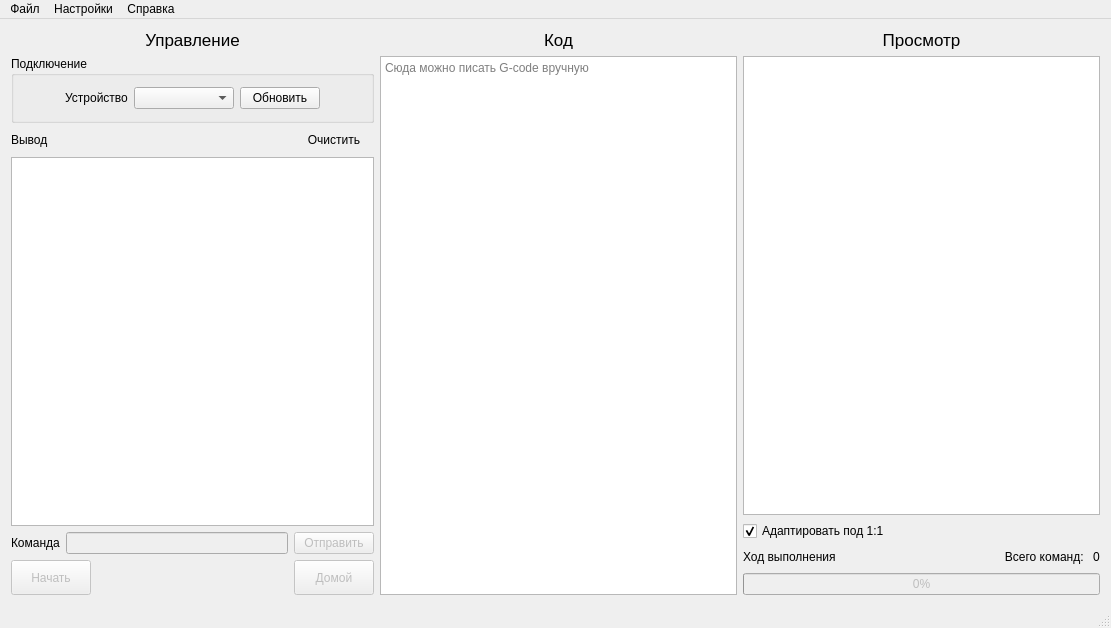
The window that ui/mainwindow.ui (vladislick/CNCRun) describes before a commit, drawn with Qt 5.
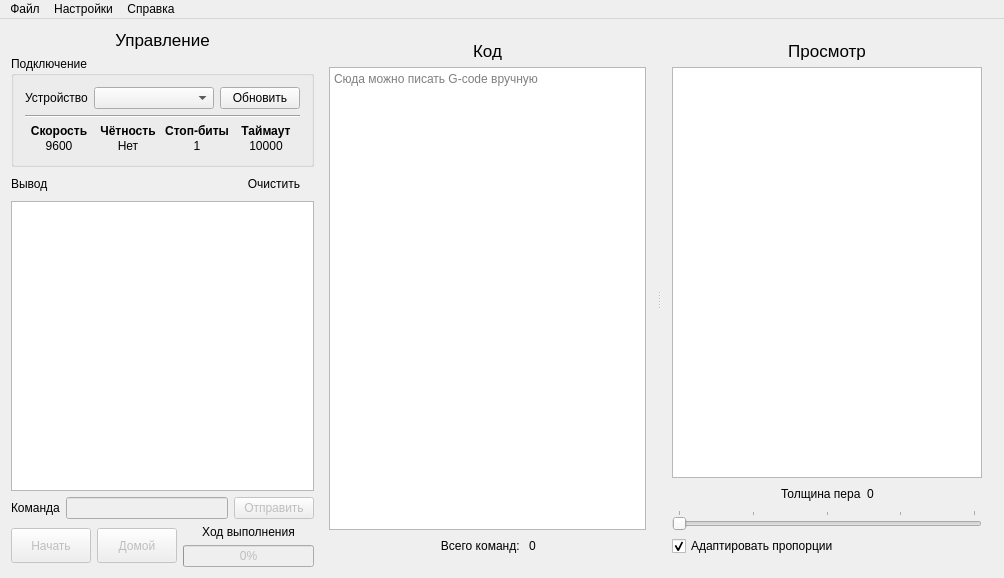
The same window after the commit. Icons and pictures are not drawn.

```diff
--- a/ui/mainwindow.ui
+++ b/ui/mainwindow.ui
@@ -6,14 +6,14 @@
    <rect>
     <x>0</x>
     <y>0</y>
-    <width>1111</width>
-    <height>628</height>
+    <width>1004</width>
+    <height>578</height>
    </rect>
   </property>
   <property name="minimumSize">
    <size>
-    <width>0</width>
-    <height>450</height>
+    <width>750</width>
+    <height>520</height>
    </size>
   </property>
   <property name="windowTitle">
@@ -24,12 +24,12 @@
     <normaloff>../../build-CNCRun-Desktop_Qt_5_9_5_GCC_64bit-Release/cncrun.png</normaloff>../../build-CNCRun-Desktop_Qt_5_9_5_GCC_64bit-Release/cncrun.png</iconset>
   </property>
   <widget class="QWidget" name="centralWidget">
-   <layout class="QHBoxLayout" name="horizontalLayout_3">
+   <layout class="QHBoxLayout" name="horizontalLayout_7" stretch="1,3">
+    <property name="spacing">
+     <number>4</number>
+    </property>
     <item>
      <layout class="QVBoxLayout" name="verticalLayout">
-      <property name="sizeConstraint">
-       <enum>QLayout::SetMaximumSize</enum>
-      </property>
       <item>
        <widget class="QLabel" name="label_9">
         <property name="font">
@@ -47,12 +47,24 @@
       </item>
       <item>
        <widget class="QGroupBox" name="groupBox">
+        <property name="minimumSize">
+         <size>
+          <width>0</width>
+          <height>60</height>
+         </size>
+        </property>
+        <property name="maximumSize">
+         <size>
+          <width>16777215</width>
+          <height>16777215</height>
+         </size>
+        </property>
         <property name="title">
          <string>Подключение</string>
         </property>
-        <layout class="QVBoxLayout" name="verticalLayout_2">
+        <layout class="QVBoxLayout" name="verticalLayout_6">
          <item>
-          <layout class="QHBoxLayout" name="horizontalLayout">
+          <layout class="QHBoxLayout" name="horizontalLayout_5">
            <item>
             <spacer name="horizontalSpacer_2">
              <property name="orientation">
@@ -60,8 +72,8 @@
              </property>
              <property name="sizeHint" stdset="0">
               <size>
-               <width>40</width>
-               <height>20</height>
+               <width>306</width>
+               <height>21</height>
               </size>
              </property>
             </spacer>
@@ -83,9 +95,15 @@
            </item>
            <item>
             <widget class="QComboBox" name="comboBox">
+             <property name="sizePolicy">
+              <sizepolicy hsizetype="Preferred" vsizetype="Preferred">
+               <horstretch>0</horstretch>
+               <verstretch>0</verstretch>
+              </sizepolicy>
+             </property>
              <property name="minimumSize">
               <size>
-               <width>100</width>
+               <width>120</width>
                <height>0</height>
               </size>
              </property>
@@ -105,19 +123,137 @@
              </property>
              <property name="sizeHint" stdset="0">
               <size>
-               <width>40</width>
-               <height>20</height>
+               <width>306</width>
+               <height>21</height>
               </size>
              </property>
             </spacer>
            </item>
           </layout>
          </item>
-        </layout>
+         <item>
+          <widget class="Line" name="line">
+           <property name="orientation">
+            <enum>Qt::Horizontal</enum>
+           </property>
+          </widget>
+         </item>
+         <item>
+          <layout class="QGridLayout" name="gridLayout" rowstretch="0,0">
+           <property name="spacing">
+            <number>1</number>
+           </property>
+           <item row="1" column="0">
+            <widget class="QLabel" name="label_12">
+             <property name="text">
+              <string>9600</string>
+             </property>
+             <property name="alignment">
+              <set>Qt::AlignCenter</set>
+             </property>
+            </widget>
+           </item>
+           <item row="0" column="1">
+            <widget class="QLabel" name="label_14">
+             <property name="font">
+              <font>
+               <weight>75</weight>
+               <bold>true</bold>
+              </font>
+             </property>
+             <property name="text">
+              <string>Чётность</string>
+             </property>
+             <property name="alignment">
+              <set>Qt::AlignCenter</set>
+             </property>
+            </widget>
+           </item>
+           <item row="1" column="3">
+            <widget class="QLabel" name="label_19">
+             <property name="text">
+              <string>10000</string>
+             </property>
+             <property name="alignment">
+              <set>Qt::AlignCenter</set>
+             </property>
+            </widget>
+           </item>
+           <item row="1" column="1">
+            <widget class="QLabel" name="label_15">
+             <property name="text">
+              <string>Нет</string>
+             </property>
+             <property name="alignment">
+              <set>Qt::AlignCenter</set>
+             </property>
+            </widget>
+           </item>
+           <item row="0" column="3">
+            <widget class="QLabel" name="label_18">
+             <property name="font">
+              <font>
+               <weight>75</weight>
+               <bold>true</bold>
+              </font>
+             </property>
+             <property name="text">
+              <string>Таймаут</string>
+             </property>
+             <property name="alignment">
+              <set>Qt::AlignCenter</set>
+             </property>
+            </widget>
+           </item>
+           <item row="1" column="2">
+            <widget class="QLabel" name="label_17">
+             <property name="text">
+              <string>1</string>
+             </property>
+             <property name="alignment">
+              <set>Qt::AlignCenter</set>
+             </property>
+            </widget>
+           </item>
+           <item row="0" column="2">
+            <widget class="QLabel" name="label_16">
+             <property name="font">
+              <font>
+               <weight>75</weight>
+               <bold>true</bold>
+              </font>
+             </property>
+             <property name="text">
+              <string>Стоп-биты</string>
+             </property>
+             <property name="alignment">
+              <set>Qt::AlignCenter</set>
+             </property>
+            </widget>
+           </item>
+           <item row="0" column="0">
+            <widget class="QLabel" name="label_13">
+             <property name="font">
+              <font>
+               <weight>75</weight>
+               <bold>true</bold>
+              </font>
+             </property>
+             <property name="text">
+              <string>Скорость</string>
+             </property>
+             <property name="alignment">
+              <set>Qt::AlignCenter</set>
+             </property>
+            </widget>
+           </item>
+          </layout>
+         </item>
+        </layout>
        </widget>
       </item>
       <item>
-       <layout class="QHBoxLayout" name="horizontalLayout_5">
+       <layout class="QHBoxLayout" name="horizontalLayout">
         <item>
          <widget class="QLabel" name="label_3">
           <property name="text">
@@ -152,10 +288,16 @@
       </item>
       <item>
        <widget class="QTextEdit" name="console">
+        <property name="sizePolicy">
+         <sizepolicy hsizetype="Preferred" vsizetype="Expanding">
+          <horstretch>0</horstretch>
+          <verstretch>0</verstretch>
+         </sizepolicy>
+        </property>
         <property name="minimumSize">
          <size>
-          <width>250</width>
-          <height>0</height>
+          <width>200</width>
+          <height>150</height>
          </size>
         </property>
         <property name="maximumSize">
@@ -183,7 +325,7 @@
        </widget>
       </item>
       <item>
-       <layout class="QHBoxLayout" name="horizontalLayout_4">
+       <layout class="QHBoxLayout" name="horizontalLayout_2">
         <item>
          <widget class="QLabel" name="label">
           <property name="text">
@@ -220,7 +362,7 @@
        </layout>
       </item>
       <item>
-       <layout class="QHBoxLayout" name="horizontalLayout_2">
+       <layout class="QHBoxLayout" name="horizontalLayout_3" stretch="0,0,0">
         <item>
          <widget class="QPushButton" name="button_start">
           <property name="enabled">
@@ -243,19 +385,6 @@
           </property>
          </widget>
         </item>
-        <item>
-         <spacer name="horizontalSpacer_6">
-          <property name="orientation">
-           <enum>Qt::Horizontal</enum>
-          </property>
-          <property name="sizeHint" stdset="0">
-           <size>
-            <width>40</width>
-            <height>20</height>
-           </size>
-          </property>
-         </spacer>
-        </item>
         <item>
          <widget class="QPushButton" name="button_home">
           <property name="enabled">
@@ -272,15 +401,68 @@
           </property>
          </widget>
         </item>
+        <item>
+         <layout class="QVBoxLayout" name="progressLayout">
+          <item>
+           <widget class="QLabel" name="progressLabel">
+            <property name="sizePolicy">
+             <sizepolicy hsizetype="Minimum" vsizetype="Preferred">
+              <horstretch>0</horstretch>
+              <verstretch>0</verstretch>
+             </sizepolicy>
+            </property>
+            <property name="text">
+             <string>Ход выполнения</string>
+            </property>
+            <property name="alignment">
+             <set>Qt::AlignBottom|Qt::AlignHCenter</set>
+            </property>
+            <property name="wordWrap">
+             <bool>true</bool>
+            </property>
+           </widget>
+          </item>
+          <item>
+           <widget class="QProgressBar" name="progressBar">
+            <property name="enabled">
+             <bool>false</bool>
+            </property>
+            <property name="sizePolicy">
+             <sizepolicy hsizetype="Expanding" vsizetype="Fixed">
+              <horstretch>199</horstretch>
+              <verstretch>0</verstretch>
+             </sizepolicy>
+            </property>
+            <property name="value">
+             <number>0</number>
+            </property>
+            <property name="textVisible">
+             <bool>true</bool>
+            </property>
+           </widget>
+          </item>
        </layout>
       </item>
      </layout>
     </item>
+     </layout>
+    </item>
     <item>
-     <layout class="QVBoxLayout" name="verticalLayout_3">
-      <property name="sizeConstraint">
-       <enum>QLayout::SetDefaultConstraint</enum>
+     <widget class="QSplitter" name="splitter">
+      <property name="frameShadow">
+       <enum>QFrame::Raised</enum>
       </property>
+      <property name="lineWidth">
+       <number>4</number>
+      </property>
+      <property name="orientation">
+       <enum>Qt::Horizontal</enum>
+      </property>
+      <property name="handleWidth">
+       <number>4</number>
+      </property>
+      <widget class="QWidget" name="">
+       <layout class="QVBoxLayout" name="verticalLayout_2">
       <item>
        <widget class="QLabel" name="label_4">
         <property name="font">
@@ -322,10 +504,57 @@
         </property>
        </widget>
       </item>
-     </layout>
+        <item>
+         <layout class="QHBoxLayout" name="horizontalLayout_6">
+          <item>
+           <spacer name="horizontalSpacer_3">
+            <property name="orientation">
+             <enum>Qt::Horizontal</enum>
+            </property>
+            <property name="sizeHint" stdset="0">
+             <size>
+              <width>40</width>
+              <height>20</height>
+             </size>
+            </property>
+           </spacer>
     </item>
     <item>
-     <layout class="QVBoxLayout" name="verticalLayout_4">
+           <widget class="QLabel" name="label_6">
+            <property name="text">
+             <string>Всего команд: </string>
+            </property>
+            <property name="alignment">
+             <set>Qt::AlignRight|Qt::AlignTrailing|Qt::AlignVCenter</set>
+            </property>
+           </widget>
+          </item>
+          <item>
+           <widget class="QLabel" name="label_8">
+            <property name="text">
+             <string>0</string>
+            </property>
+           </widget>
+          </item>
+          <item>
+           <spacer name="horizontalSpacer_7">
+            <property name="orientation">
+             <enum>Qt::Horizontal</enum>
+            </property>
+            <property name="sizeHint" stdset="0">
+             <size>
+              <width>40</width>
+              <height>20</height>
+             </size>
+            </property>
+           </spacer>
+          </item>
+         </layout>
+        </item>
+       </layout>
+      </widget>
+      <widget class="QWidget" name="">
+       <layout class="QVBoxLayout" name="verticalLayout_3">
       <item>
        <widget class="QLabel" name="label_5">
         <property name="font">
@@ -345,6 +574,9 @@
       </item>
       <item>
        <widget class="QGraphicsView" name="graphicsView">
+          <property name="enabled">
+           <bool>true</bool>
+          </property>
         <property name="minimumSize">
          <size>
           <width>250</width>
@@ -357,14 +589,87 @@
         <property name="horizontalScrollBarPolicy">
          <enum>Qt::ScrollBarAlwaysOff</enum>
         </property>
+          <property name="sizeAdjustPolicy">
+           <enum>QAbstractScrollArea::AdjustToContents</enum>
+          </property>
        </widget>
       </item>
       <item>
-       <layout class="QHBoxLayout" name="horizontalLayout_7">
+         <layout class="QHBoxLayout" name="horizontalLayout_4">
+          <item>
+           <spacer name="horizontalSpacer_6">
+            <property name="orientation">
+             <enum>Qt::Horizontal</enum>
+            </property>
+            <property name="sizeHint" stdset="0">
+             <size>
+              <width>40</width>
+              <height>20</height>
+             </size>
+            </property>
+           </spacer>
+          </item>
+          <item>
+           <widget class="QLabel" name="label_10">
+            <property name="text">
+             <string>Толщина пера</string>
+            </property>
+            <property name="alignment">
+             <set>Qt::AlignLeading|Qt::AlignLeft|Qt::AlignVCenter</set>
+            </property>
+           </widget>
+          </item>
+          <item>
+           <widget class="QLabel" name="label_11">
+            <property name="text">
+             <string>0</string>
+            </property>
+           </widget>
+          </item>
+          <item>
+           <spacer name="horizontalSpacer_5">
+            <property name="orientation">
+             <enum>Qt::Horizontal</enum>
+            </property>
+            <property name="sizeHint" stdset="0">
+             <size>
+              <width>40</width>
+              <height>20</height>
+             </size>
+            </property>
+           </spacer>
+          </item>
+         </layout>
+        </item>
+        <item>
+         <widget class="QSlider" name="penSize">
+          <property name="minimum">
+           <number>0</number>
+          </property>
+          <property name="maximum">
+           <number>40</number>
+          </property>
+          <property name="singleStep">
+           <number>10</number>
+          </property>
+          <property name="value">
+           <number>0</number>
+          </property>
+          <property name="orientation">
+           <enum>Qt::Horizontal</enum>
+          </property>
+          <property name="invertedControls">
+           <bool>false</bool>
+          </property>
+          <property name="tickPosition">
+           <enum>QSlider::TicksAbove</enum>
+          </property>
+         </widget>
+        </item>
         <item>
          <widget class="QCheckBox" name="checkBox">
           <property name="text">
-           <string>Адаптировать под 1:1</string>
+           <string>Адаптировать пропорции</string>
           </property>
           <property name="checked">
            <bool>true</bool>
@@ -372,62 +677,8 @@
          </widget>
         </item>
        </layout>
-      </item>
-      <item>
-       <layout class="QHBoxLayout" name="horizontalLayout_6">
-        <item>
-         <widget class="QLabel" name="label_7">
-          <property name="text">
-           <string>Ход выполнения</string>
-          </property>
-         </widget>
-        </item>
-        <item>
-         <spacer name="horizontalSpacer_5">
-          <property name="orientation">
-           <enum>Qt::Horizontal</enum>
-          </property>
-          <property name="sizeHint" stdset="0">
-           <size>
-            <width>40</width>
-            <height>20</height>
-           </size>
-          </property>
-         </spacer>
-        </item>
-        <item>
-         <widget class="QLabel" name="label_6">
-          <property name="text">
-           <string>Всего команд: </string>
-          </property>
-          <property name="alignment">
-           <set>Qt::AlignRight|Qt::AlignTrailing|Qt::AlignVCenter</set>
-          </property>
-         </widget>
-        </item>
-        <item>
-         <widget class="QLabel" name="label_8">
-          <property name="text">
-           <string>0</string>
-          </property>
-         </widget>
-        </item>
-       </layout>
-      </item>
-      <item>
-       <widget class="QProgressBar" name="progressBar">
-        <property name="enabled">
-         <bool>false</bool>
-        </property>
-        <property name="value">
-         <number>0</number>
-        </property>
-        <property name="textVisible">
-         <bool>true</bool>
-        </property>
-       </widget>
-      </item>
-     </layout>
+      </widget>
+     </widget>
     </item>
    </layout>
   </widget>
@@ -436,7 +687,7 @@
     <rect>
      <x>0</x>
      <y>0</y>
-     <width>1111</width>
+     <width>1004</width>
      <height>21</height>
     </rect>
    </property>
@@ -464,7 +715,6 @@
    <addaction name="menu_2"/>
    <addaction name="menu_3"/>
   </widget>
-  <widget class="QStatusBar" name="statusBar"/>
   <action name="action_open">
    <property name="text">
     <string>Открыть</string>
```
Lines whose indentation alone changed are shown as unchanged.
